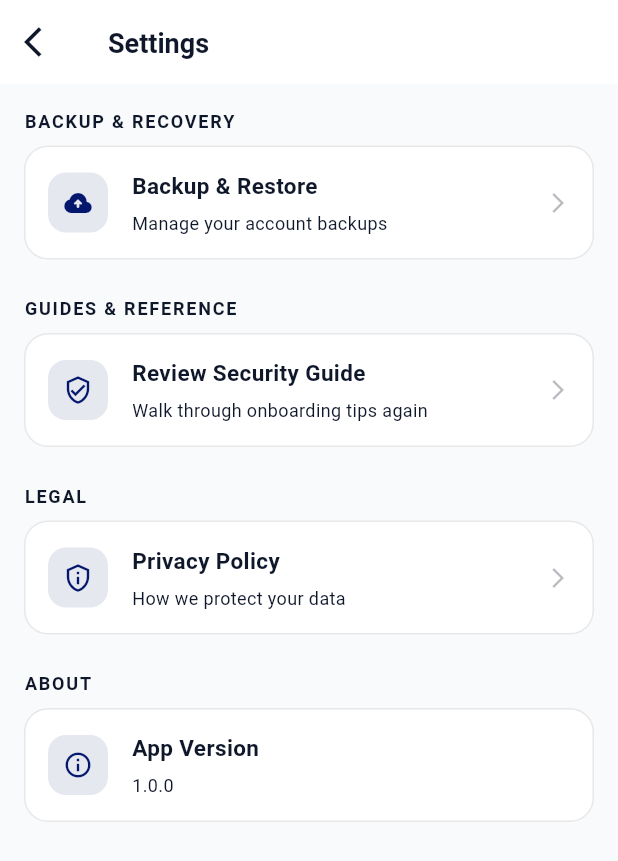
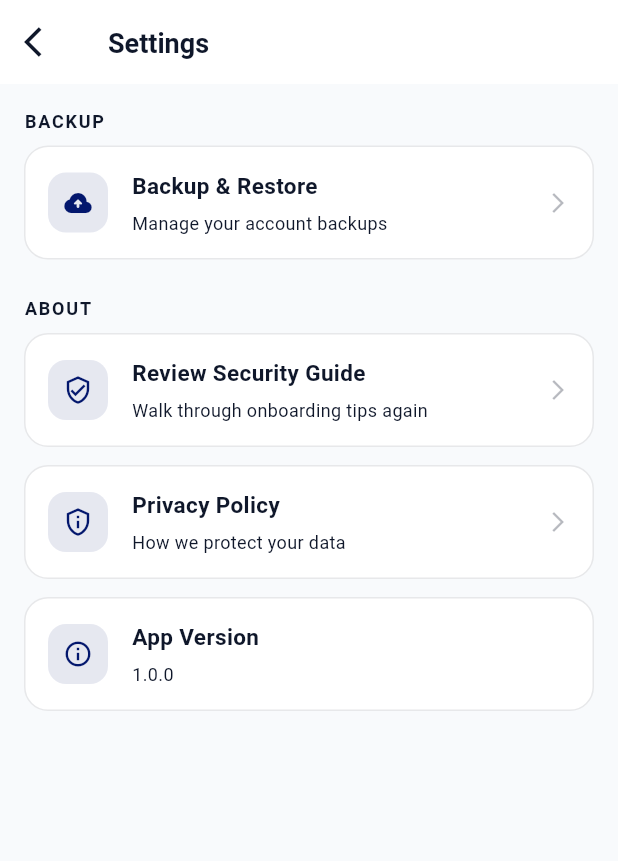
Before and after one commit to premprashantjha/authVault, a Flutter app: the SettingsScreen screen opened directly, on a phone screen of 412 x 824 dp. Shown: the top 861 px of the screen. Run offline on Flutter 3.47's test engine with Material 3 defaults, Android fonts, the phone set to English and light mode, and no system bars; our stand-ins replace file_picker, flutter_secure_storage, font_awesome_flutter, local_auth, share_plus, shared_preferences and 1 more; missing offline and left inert: base32, cryptography, mobile_scanner, safe_device; accounts and stored records are empty; Roboto replaces fonts that are missing (SF Pro Display).

Commit message:
setting page

```diff
--- a/lib/view/settings_screen.dart
+++ b/lib/view/settings_screen.dart
@@ -669,8 +669,8 @@ class _SettingsScreenState extends State<SettingsScreen> {
           : ListView(
               padding: const EdgeInsets.all(16),
               children: [
-                // Backup & Recovery Section
-                _buildSectionHeader('Backup & Recovery', theme),
+                // Backup Section
+                _buildSectionHeader('Backup', theme),
                 const SizedBox(height: 8),
                 // Cloud Backup Status Indicator
                 Consumer<CloudSyncService>(
@@ -735,8 +735,8 @@ class _SettingsScreenState extends State<SettingsScreen> {
                 ),
                 const SizedBox(height: 24),
 
-                // Guides & Reference Section
-                _buildSectionHeader('Guides & Reference', theme),
+                // About Section
+                _buildSectionHeader('About', theme),
                 const SizedBox(height: 8),
                 _buildSettingCard(
                   context,
@@ -750,11 +750,7 @@ class _SettingsScreenState extends State<SettingsScreen> {
                   ),
                   onTap: () => _openSecurityGuide(),
                 ),
-                const SizedBox(height: 24),
-
-                // Legal Section
-                _buildSectionHeader('Legal', theme),
-                const SizedBox(height: 8),
+                const SizedBox(height: 12),
                 _buildSettingCard(
                   context,
                   icon: Icons.privacy_tip_outlined,
@@ -767,11 +763,7 @@ class _SettingsScreenState extends State<SettingsScreen> {
                   ),
                   onTap: () => _navigateToPrivacyPolicy(context),
                 ),
-                const SizedBox(height: 24),
-
-                // About Section
-                _buildSectionHeader('About', theme),
-                const SizedBox(height: 8),
+                const SizedBox(height: 12),
                 _buildSettingCard(
                   context,
                   icon: Icons.info_outline,
```
